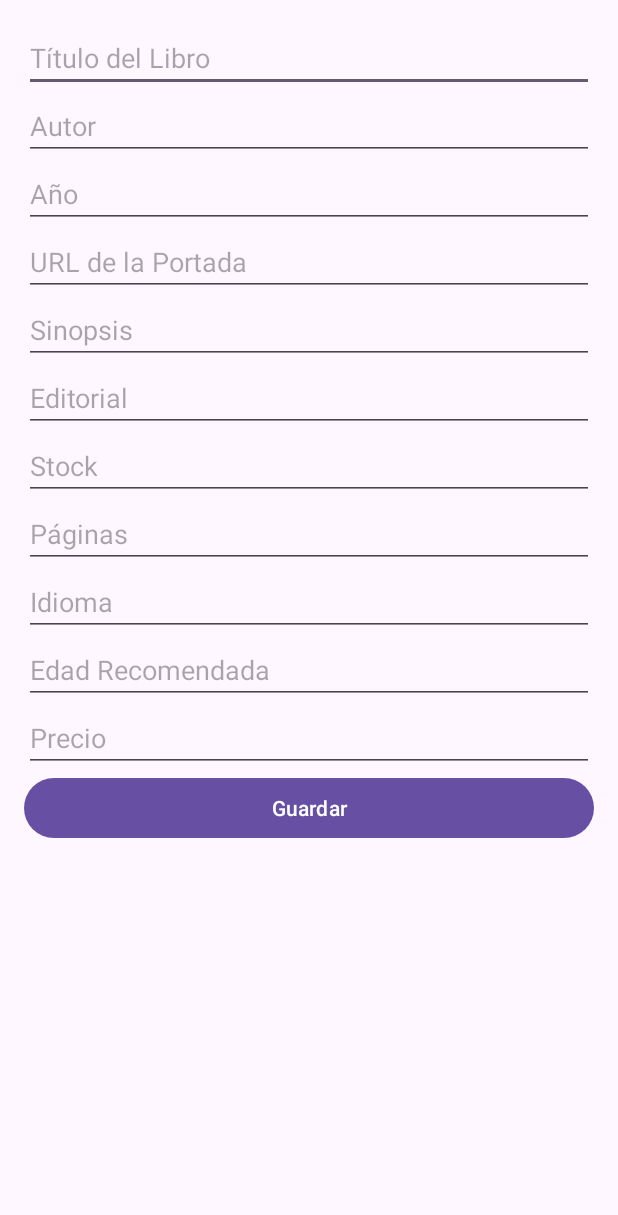
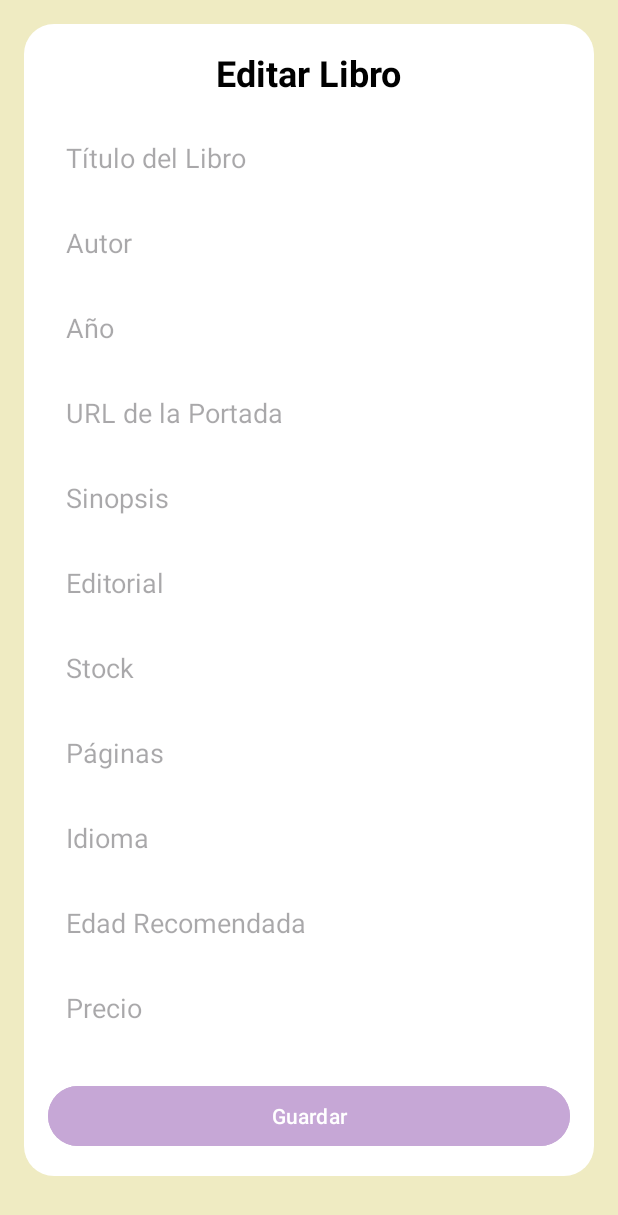
Before and after one commit to ArrowZk/ProyectoFinalLibreria, an Android app: the EditBookActivity screen opened directly, with no data from a screen before it, on a phone screen of 412 x 824 dp. Shown: the top 1215 px of the screen. Run offline under Robolectric (Android 15) with nearby library versions, the phone set to English and light mode, and no system bars; our stand-ins replace Firebase (no records; nobody signed in at launch, a user with empty details on screens opened directly); 3 statements that could not run were skipped.

Commit message:
presuntamente Terminado

```diff
--- a/app/build.gradle.kts
+++ b/app/build.gradle.kts
@@ -38,6 +38,8 @@ android {
 
 dependencies {
 
+    implementation ("com.google.android.gms:play-services-maps:18.0.2")
+    implementation ("com.google.android.gms:play-services-location:21.0.1")
     implementation ("com.google.firebase:firebase-firestore:23.0.3")
     implementation(platform("com.google.firebase:firebase-bom:33.1.0"))
     implementation ("com.github.bumptech.glide:glide:4.16.0")
--- a/app/src/main/AndroidManifest.xml
+++ b/app/src/main/AndroidManifest.xml
@@ -3,6 +3,9 @@
     xmlns:tools="http://schemas.android.com/tools">
 
     <uses-permission android:name="android.permission.INTERNET" />
+    <uses-permission android:name="android.permission.ACCESS_NETWORK_STATE"/>
+    <uses-permission android:name="android.permission.ACCESS_COARSE_LOCATION"/>
+    <uses-permission android:name="android.permission.ACCESS_FINE_LOCATION"/>
 
     <application
         android:allowBackup="true"
@@ -14,6 +17,9 @@
         android:supportsRtl="true"
         android:theme="@style/Theme.LibreriaP2"
         tools:targetApi="31">
+        <meta-data
+            android:name="com.google.android.geo.API_KEY"
+            android:value="@string/google_maps_key" />
         <activity
             android:name=".EditBookActivity"
             android:exported="false" />
--- a/app/src/main/res/layout/activity_edit_book.xml
+++ b/app/src/main/res/layout/activity_edit_book.xml
@@ -1,79 +1,139 @@
 <?xml version="1.0" encoding="utf-8"?>
-<LinearLayout xmlns:android="http://schemas.android.com/apk/res/android"
+<ScrollView xmlns:android="http://schemas.android.com/apk/res/android"
     android:layout_width="match_parent"
     android:layout_height="match_parent"
+    android:padding="16dp"
+    android:background="@color/pastel_yellow">
+
+    <LinearLayout
+        android:layout_width="match_parent"
+        android:layout_height="wrap_content"
         android:orientation="vertical"
-    android:padding="16dp">
+        android:padding="16dp"
+        android:background="@drawable/rounded_background">
+
+        <TextView
+            android:layout_width="wrap_content"
+            android:layout_height="wrap_content"
+            android:text="Editar Libro"
+            android:textSize="24sp"
+            android:textStyle="bold"
+            android:textColor="@color/black"
+            android:layout_gravity="center"
+            android:paddingBottom="16dp" />
 
         <EditText
             android:id="@+id/etBookTitle"
             android:layout_width="match_parent"
             android:layout_height="wrap_content"
-        android:hint="Título del Libro" />
+            android:hint="Título del Libro"
+            android:background="@drawable/rounded_background"
+            android:padding="12dp"
+            android:layout_marginBottom="8dp" />
 
         <EditText
             android:id="@+id/etBookAuthor"
             android:layout_width="match_parent"
             android:layout_height="wrap_content"
-        android:hint="Autor" />
+            android:hint="Autor"
+            android:background="@drawable/rounded_background"
+            android:padding="12dp"
+            android:layout_marginBottom="8dp" />
 
         <EditText
             android:id="@+id/etBookYear"
             android:layout_width="match_parent"
             android:layout_height="wrap_content"
-        android:hint="Año" />
+            android:hint="Año"
+            android:inputType="number"
+            android:background="@drawable/rounded_background"
+            android:padding="12dp"
+            android:layout_marginBottom="8dp" />
 
         <EditText
             android:id="@+id/etBookCover"
             android:layout_width="match_parent"
             android:layout_height="wrap_content"
-        android:hint="URL de la Portada"/>
+            android:hint="URL de la Portada"
+            android:background="@drawable/rounded_background"
+            android:padding="12dp"
+            android:layout_marginBottom="8dp" />
 
         <EditText
             android:id="@+id/etBookSinopsis"
             android:layout_width="match_parent"
             android:layout_height="wrap_content"
-        android:hint="Sinopsis" />
+            android:hint="Sinopsis"
+            android:inputType="textMultiLine"
+            android:background="@drawable/rounded_background"
+            android:padding="12dp"
+            android:layout_marginBottom="8dp" />
 
         <EditText
             android:id="@+id/etBookEditorial"
             android:layout_width="match_parent"
             android:layout_height="wrap_content"
-        android:hint="Editorial" />
+            android:hint="Editorial"
+            android:background="@drawable/rounded_background"
+            android:padding="12dp"
+            android:layout_marginBottom="8dp" />
 
         <EditText
             android:id="@+id/etBookStock"
             android:layout_width="match_parent"
             android:layout_height="wrap_content"
-        android:hint="Stock" />
+            android:hint="Stock"
+            android:inputType="number"
+            android:background="@drawable/rounded_background"
+            android:padding="12dp"
+            android:layout_marginBottom="8dp" />
 
         <EditText
             android:id="@+id/etBookPages"
             android:layout_width="match_parent"
             android:layout_height="wrap_content"
-        android:hint="Páginas" />
+            android:hint="Páginas"
+            android:inputType="number"
+            android:background="@drawable/rounded_background"
+            android:padding="12dp"
+            android:layout_marginBottom="8dp" />
 
         <EditText
             android:id="@+id/etBookLanguage"
             android:layout_width="match_parent"
             android:layout_height="wrap_content"
-        android:hint="Idioma" />
+            android:hint="Idioma"
+            android:background="@drawable/rounded_background"
+            android:padding="12dp"
+            android:layout_marginBottom="8dp" />
 
         <EditText
             android:id="@+id/etBookRecomendedAge"
             android:layout_width="match_parent"
             android:layout_height="wrap_content"
-        android:hint="Edad Recomendada" />
+            android:hint="Edad Recomendada"
+            android:inputType="number"
+            android:background="@drawable/rounded_background"
+            android:padding="12dp"
+            android:layout_marginBottom="8dp" />
 
         <EditText
             android:id="@+id/etBookPrice"
             android:layout_width="match_parent"
             android:layout_height="wrap_content"
-        android:hint="Precio" />
+            android:hint="Precio"
+            android:inputType="numberDecimal"
+            android:background="@drawable/rounded_background"
+            android:padding="12dp"
+            android:layout_marginBottom="8dp" />
 
         <Button
             android:id="@+id/btnSave"
             android:layout_width="match_parent"
             android:layout_height="wrap_content"
-        android:text="Guardar" />
+            android:text="Guardar"
+            android:textColor="@color/white"
+            android:backgroundTint="@color/pastel_purpple"
+            android:layout_marginTop="16dp" />
     </LinearLayout>
+</ScrollView>
```
Also changed, not shown: app/src/main/java/com/example/libreriap2/AcercaDeActivity.kt (+8 -1 lines), app/src/main/java/com/example/libreriap2/SupportMapFragment.kt (added, +38 -0 lines), app/src/main/res/layout/activity_acerca_de.xml (+28 -1 lines), app/src/main/res/layout/activity_add_book.xml (+55 -15 lines), app/src/main/res/layout/fragment_support_map.xml (added, +12 -0 lines), app/src/main/res/values/google_maps_api.xml (added, +7 -0 lines). Lines whose indentation alone changed are shown as unchanged.
